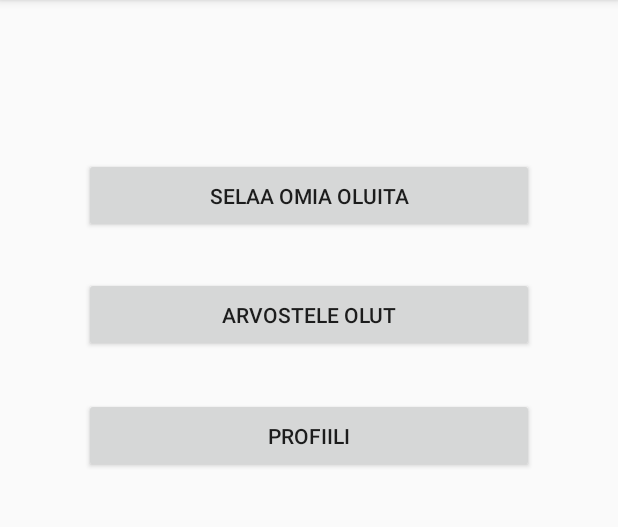
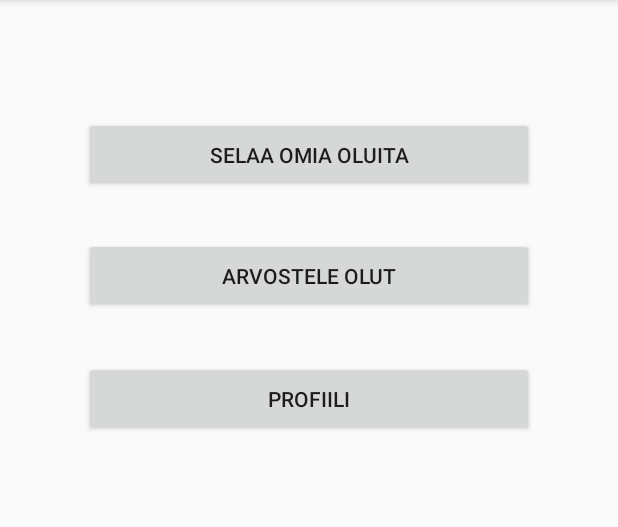
Before and after one commit to Hammaspeikko/Olutkellari, an Android app: the screen it shows after launch (MainActivity), on a phone screen of 412 x 824 dp, the part 84-611 px from its top. Run offline under Robolectric (Android 15) with nearby library versions, the phone set to English and light mode, and no system bars; 3 statements that could not run were skipped.

```diff
--- a/app/src/main/java/com/bignerdranch/android/olutkellari/MainActivity.java
+++ b/app/src/main/java/com/bignerdranch/android/olutkellari/MainActivity.java
@@ -2,6 +2,8 @@ package com.bignerdranch.android.olutkellari;
 
 import android.support.v7.app.AppCompatActivity;
 import android.os.Bundle;
+import android.view.View;
+import android.widget.Button;
 
 public class MainActivity extends AppCompatActivity {
 
@@ -10,6 +12,29 @@ public class MainActivity extends AppCompatActivity {
         super.onCreate(savedInstanceState);
         setContentView(R.layout.activity_main);
 
+        Button selaaOluita = (Button) findViewById(R.id.selaaOluita);
+        Button arvosteleOlut = (Button) findViewById(R.id.arvosteleOlut);
+        Button profiili = (Button) findViewById(R.id.profiili);
+
+        selaaOluita.setOnClickListener((View.OnClickListener) this);
+        arvosteleOlut.setOnClickListener((View.OnClickListener) this);
+        profiili.setOnClickListener((View.OnClickListener) this);
 
     }
+
+        void onClick(View v){
+
+            final int selaa = R.id.selaaOluita;
+            final int arvostele = R.id.arvosteleOlut;
+            final int profiili = R.id.profiili;
+            int id = v.getId();
+            if(id == selaa){
+
+            }else if(id == arvostele){
+
+            }else if(id == profiili){
+
+            }
+
+        }
 }
--- a/app/src/main/res/layout/activity_main.xml
+++ b/app/src/main/res/layout/activity_main.xml
@@ -20,7 +20,7 @@
         app:layout_constraintLeft_toLeftOf="parent"
         app:layout_constraintBottom_toBottomOf="parent"
         android:layout_marginBottom="16dp"
-        app:layout_constraintVertical_bias="0.13" />
+        app:layout_constraintVertical_bias="0.09" />
 
     <Button
         android:text="Arvostele olut"
@@ -41,7 +41,7 @@
         android:text="Profiili"
         android:layout_width="300dp"
         android:layout_height="50dp"
-        android:id="@+id/Profiili"
+        android:id="@+id/profiili"
         android:layout_marginTop="8dp"
         app:layout_constraintTop_toBottomOf="@+id/arvosteleOlut"
         app:layout_constraintBottom_toBottomOf="parent"
```
